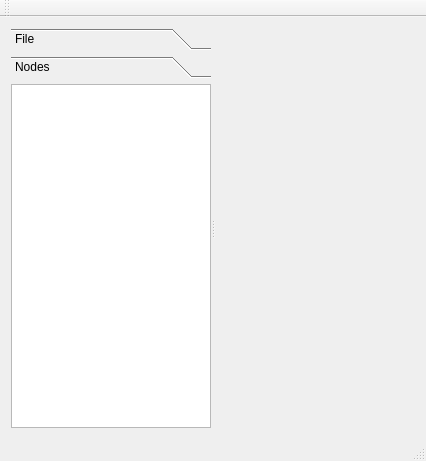
First picture: the form in src/mainwindow.ui, repository hmartinet/ddesigner, before the edit.
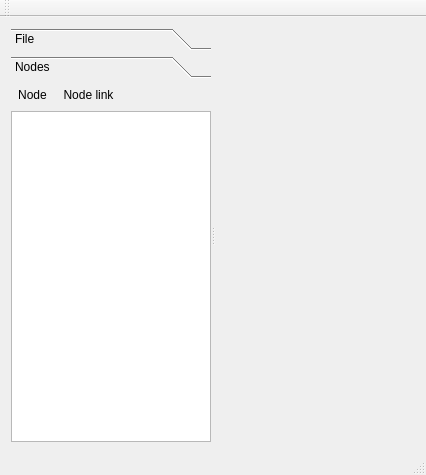
Second picture: the form after the edit. Custom widgets are drawn as their Qt base class.

Patch:
```diff
--- a/src/mainwindow.ui
+++ b/src/mainwindow.ui
@@ -2,10 +2,21 @@
 <ui version="4.0">
  <class>MainWindow</class>
  <widget class="QMainWindow" name="MainWindow">
+  <property name="geometry">
+   <rect>
+    <x>0</x>
+    <y>0</y>
+    <width>424</width>
+    <height>475</height>
+   </rect>
+  </property>
   <widget class="QWidget" name="centralWidget">
    <layout class="QVBoxLayout" name="verticalLayout_2">
     <item>
      <widget class="QSplitter" name="splitter">
+      <property name="orientation">
+       <enum>Qt::Horizontal</enum>
+      </property>
       <widget class="QToolBox" name="toolBox">
        <property name="minimumSize">
         <size>
@@ -30,6 +41,14 @@
         </attribute>
        </widget>
        <widget class="QWidget" name="nodePage">
+        <property name="geometry">
+         <rect>
+          <x>0</x>
+          <y>0</y>
+          <width>200</width>
+          <height>344</height>
+         </rect>
+        </property>
         <attribute name="label">
          <string>Nodes</string>
         </attribute>
@@ -38,7 +57,51 @@
           <number>0</number>
          </property>
          <item>
-          <widget class="QListView" name="listView"/>
+          <widget class="QWidget" name="widget_2" native="true">
+           <layout class="QGridLayout" name="gridLayout">
+            <property name="margin">
+             <number>0</number>
+            </property>
+            <property name="spacing">
+             <number>2</number>
+            </property>
+            <item row="0" column="0">
+             <widget class="QToolButton" name="nodeButton">
+              <property name="text">
+               <string>Node</string>
+              </property>
+              <property name="checkable">
+               <bool>true</bool>
+              </property>
+              <property name="autoExclusive">
+               <bool>true</bool>
+              </property>
+              <property name="autoRaise">
+               <bool>true</bool>
+              </property>
+             </widget>
+            </item>
+            <item row="0" column="1" alignment="Qt::AlignLeft">
+             <widget class="QToolButton" name="nodeLinkButton">
+              <property name="text">
+               <string>Node link</string>
+              </property>
+              <property name="checkable">
+               <bool>true</bool>
+              </property>
+              <property name="autoExclusive">
+               <bool>true</bool>
+              </property>
+              <property name="autoRaise">
+               <bool>true</bool>
+              </property>
+             </widget>
+            </item>
+           </layout>
+          </widget>
+         </item>
+         <item>
+          <widget class="NodeListWidget" name="listWidget"/>
          </item>
         </layout>
        </widget>
@@ -91,6 +154,15 @@
    <extends>QWidget</extends>
    <header>displaywidget.h</header>
    <container>1</container>
+   <slots>
+    <slot>setNodeMode()</slot>
+    <slot>setNodeLinkMode()</slot>
+   </slots>
+  </customwidget>
+  <customwidget>
+   <class>NodeListWidget</class>
+   <extends>QListWidget</extends>
+   <header>nodelistwidget.h</header>
   </customwidget>
  </customwidgets>
  <resources/>
```
Left out of the diff: 35 changed lines with no effect on the pictures.
